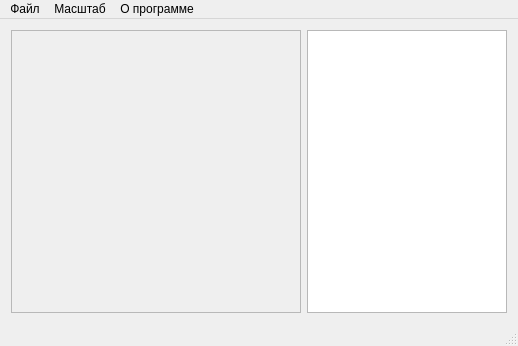
First picture: the form in mainwindow.ui, repository TheSoDeOn/2024_VT222_VadimLivensckiy_22, before the edit.
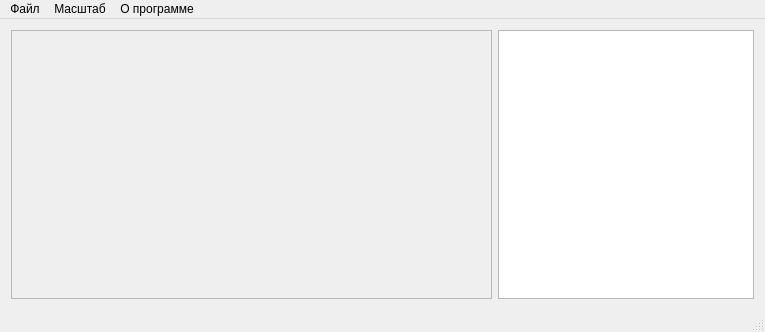
Second picture: the form after the edit.

Patch:
```diff
--- a/mainwindow.ui
+++ b/mainwindow.ui
@@ -6,8 +6,8 @@
    <rect>
     <x>0</x>
     <y>0</y>
-    <width>518</width>
-    <height>346</height>
+    <width>765</width>
+    <height>332</height>
    </rect>
   </property>
   <property name="windowTitle">
@@ -25,8 +25,8 @@
         <rect>
          <x>0</x>
          <y>0</y>
-         <width>292</width>
-         <height>285</height>
+         <width>483</width>
+         <height>269</height>
         </rect>
        </property>
       </widget>
@@ -48,7 +48,7 @@
       </property>
       <property name="maximumSize">
        <size>
-        <width>200</width>
+        <width>350</width>
         <height>16777215</height>
        </size>
       </property>
@@ -70,7 +70,7 @@
     <rect>
      <x>0</x>
      <y>0</y>
-     <width>518</width>
+     <width>765</width>
      <height>21</height>
     </rect>
    </property>
```
Left out of the diff: 2 changed lines with no effect on the pictures.
